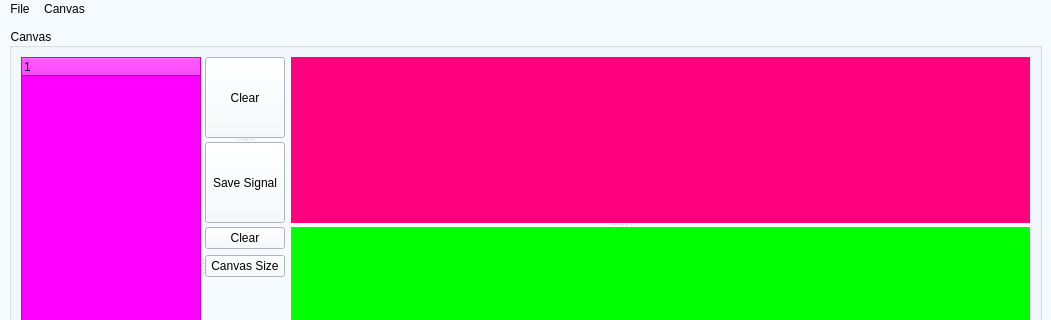
Above: main app/layout.ui from siyirenuoft/GUI_Workspace before the change; both pictures show x 0 to 1051 and y 0 to 320 of the 1051 by 742 pixel window. Below: the same form after it.
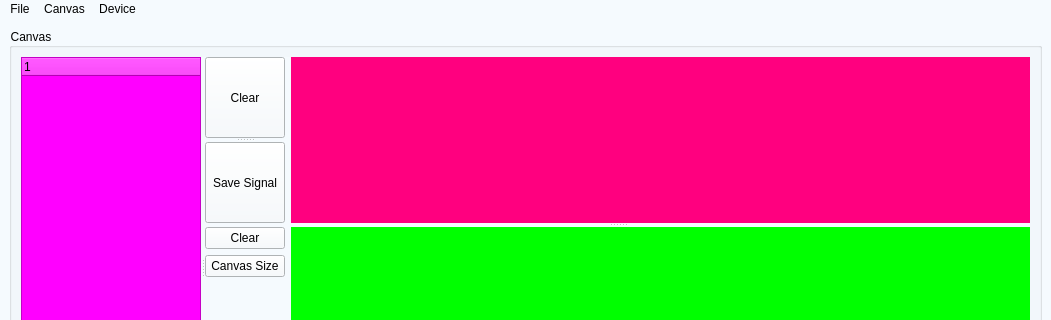
That is the form after the change.

```diff
--- a/main app/layout.ui
+++ b/main app/layout.ui
@@ -426,8 +426,16 @@
     </property>
     <addaction name="actionCreate_New_Chain"/>
    </widget>
+   <widget class="QMenu" name="menuDevice">
+    <property name="title">
+     <string>Device</string>
+    </property>
+    <addaction name="actionConnect_Bluetooth_Device"/>
+    <addaction name="actionDisconnect_Bluetooth_Device"/>
+   </widget>
    <addaction name="menuMenu"/>
    <addaction name="menuCanvas"/>
+   <addaction name="menuDevice"/>
   </widget>
   <widget class="QStatusBar" name="statusbar"/>
   <action name="actionStart_New_Design">
```
Left out of the diff: 10 changed lines with no effect on the pictures.
